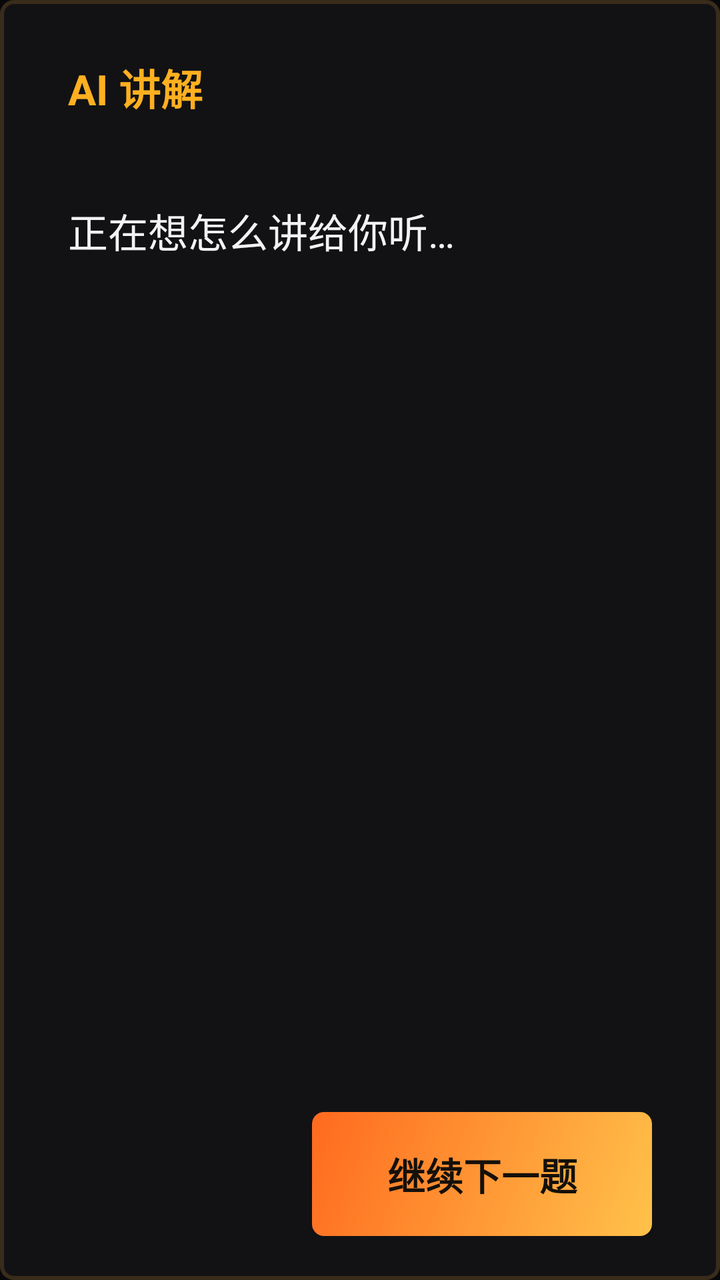
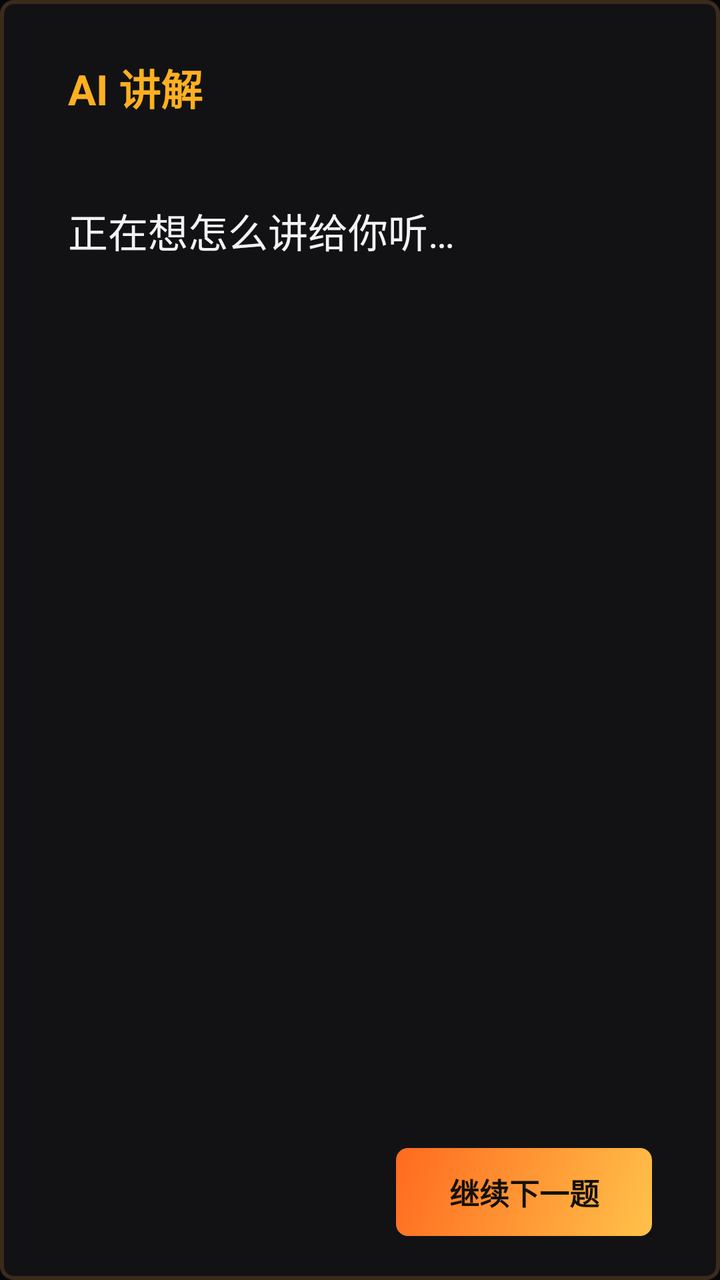

Two renders of the same Android screen: before a commit and after it. Below are the layout's source before the change and the commit's diff.
<!-- AndroidManifest.xml: application theme AppTheme -->
<!-- res/layout/dialog_ai.xml -->
<?xml version="1.0" encoding="utf-8"?>
<LinearLayout xmlns:android="http://schemas.android.com/apk/res/android"
    android:id="@+id/aiPanelRoot"
    android:layout_width="match_parent"
    android:layout_height="match_parent"
    android:background="@drawable/bg_dialog"
    android:orientation="vertical"
    android:paddingLeft="34dp"
    android:paddingTop="28dp"
    android:paddingRight="34dp"
    android:paddingBottom="22dp">

    <TextView
        android:id="@+id/tvAiTitle"
        android:layout_width="wrap_content"
        android:layout_height="wrap_content"
        android:text="AI 讲解"
        android:textColor="@color/accent"
        android:textSize="21sp"
        android:textStyle="bold" />

    <TextView
        android:id="@+id/tvAiMeta"
        android:layout_width="match_parent"
        android:layout_height="wrap_content"
        android:layout_marginTop="6dp"
        android:text=""
        android:textColor="@color/textSecondary"
        android:textSize="16sp" />

    <ScrollView
        android:id="@+id/aiScroll"
        android:layout_width="match_parent"
        android:layout_height="0dp"
        android:layout_weight="1"
        android:layout_marginTop="14dp"
        android:overScrollMode="never"
        android:scrollbars="none">

        <TextView
            android:id="@+id/tvAiBody"
            android:layout_width="match_parent"
            android:layout_height="wrap_content"
            android:lineSpacingExtra="7dp"
            android:minHeight="104dp"
            android:text="正在想怎么讲给你听…"
            android:textColor="@color/textPrimary"
            android:textSize="20sp" />
    </ScrollView>

    <TextView
        android:id="@+id/tvAiMore"
        android:layout_width="match_parent"
        android:layout_height="wrap_content"
        android:layout_marginTop="8dp"
        android:text="↓ 还有内容 · 按遥控器上下键翻看"
        android:textColor="@color/accent"
        android:textSize="15sp"
        android:visibility="gone" />

    <LinearLayout
        android:layout_width="match_parent"
        android:layout_height="wrap_content"
        android:layout_marginTop="18dp"
        android:gravity="right|center_vertical"
        android:orientation="horizontal">

        <Button
            android:id="@+id/btnAiRetry"
            style="@style/TvButton"
            android:layout_width="wrap_content"
            android:layout_height="wrap_content"
            android:minWidth="110dp"
            android:text="重试"
            android:visibility="gone" />

        <Button
            android:id="@+id/btnAiClose"
            style="@style/TvButtonPrimary"
            android:layout_width="wrap_content"
            android:layout_height="wrap_content"
            android:layout_marginLeft="14dp"
            android:minWidth="170dp"
            android:text="继续下一题" />
    </LinearLayout>
</LinearLayout>
<!-- resources referenced by this layout -->
<resources>
  <color name="accent">#FFB020</color>
  <color name="textPrimary">#F2F2F4</color>
  <color name="textSecondary">#9A9AA2</color>
  <!-- drawable bg_dialog (drawable) -->
  <?xml version="1.0" encoding="utf-8"?>
  <shape xmlns:android="http://schemas.android.com/apk/res/android" android:shape="rectangle">
      <solid android:color="@color/surfaceAlt" />
      <corners android:radius="6dp" />
      <stroke
          android:width="2dp"
          android:color="#3A2C1B" />
  </shape>
  <style name="TvButton" parent="@android:style/Widget.DeviceDefault.Button">
          <item name="android:background">@drawable/bg_option</item>
          <item name="android:textColor">@color/textPrimary</item>
          <item name="android:textSize">19sp</item>
          <item name="android:focusable">true</item>
          <item name="android:focusableInTouchMode">true</item>
          <item name="android:minHeight">62dp</item>
          <item name="android:minWidth">120dp</item>
          <item name="android:paddingLeft">22dp</item>
          <item name="android:paddingRight">22dp</item>
          <item name="android:textAllCaps">false</item>
          <item name="android:gravity">center</item>
      </style>
  <style name="TvButtonPrimary" parent="TvButton">
          <item name="android:background">@drawable/bg_button_primary</item>
          <item name="android:textColor">#14100A</item>
          <item name="android:textStyle">bold</item>
      </style>
  <style name="AppTheme" parent="@android:style/Theme.DeviceDefault.NoActionBar">
          <item name="android:windowBackground">@color/bgDeep</item>
          <item name="android:colorBackground">@color/bgDeep</item>
          <item name="android:windowContentOverlay">@null</item>
      </style>
  <color name="surfaceAlt">#121215</color>
  <!-- drawable bg_option (drawable) -->
  <?xml version="1.0" encoding="utf-8"?>
  <selector xmlns:android="http://schemas.android.com/apk/res/android">
      <item android:state_focused="true">
          <shape android:shape="rectangle">
              <solid android:color="@color/surfaceFocus" />
              <corners android:radius="6dp" />
              <stroke
                  android:width="2dp"
                  android:color="@color/strokeFocus" />
          </shape>
      </item>
      <item android:state_pressed="true">
          <shape android:shape="rectangle">
              <solid android:color="@color/surfaceFocus" />
              <corners android:radius="6dp" />
              <stroke
                  android:width="2dp"
                  android:color="@color/accent" />
          </shape>
      </item>
      <item>
          <shape android:shape="rectangle">
              <solid android:color="@color/surface" />
              <corners android:radius="6dp" />
              <stroke
                  android:width="2dp"
                  android:color="@color/stroke" />
          </shape>
      </item>
  </selector>
  <color name="bgDeep">#08080A</color>
  <color name="surfaceFocus">#2A2116</color>
  <color name="strokeFocus">#FFB020</color>
  <color name="surface">#16161A</color>
  <color name="stroke">#26262C</color>
  <color name="accentDeep">#FF6A1F</color>
  <color name="accentLight">#FFC24A</color>
  <!-- unchanged entries left out for length: 1 -->
</resources>

<!-- the commit's change to res/layout/dialog_ai.xml (unified diff, before → after) -->
@@ -48,16 +48,6 @@
             android:textSize="20sp" />
     </ScrollView>
 
-    <TextView
-        android:id="@+id/tvAiMore"
-        android:layout_width="match_parent"
-        android:layout_height="wrap_content"
-        android:layout_marginTop="8dp"
-        android:text="↓ 还有内容 · 按遥控器上下键翻看"
-        android:textColor="@color/accent"
-        android:textSize="15sp"
-        android:visibility="gone" />
-
     <LinearLayout
         android:layout_width="match_parent"
         android:layout_height="wrap_content"
@@ -65,13 +55,30 @@
         android:gravity="right|center_vertical"
         android:orientation="horizontal">
 
+        
+        <TextView
+            android:id="@+id/tvAiMore"
+            android:layout_width="0dp"
+            android:layout_height="wrap_content"
+            android:layout_weight="1"
+            android:gravity="left|center_vertical"
+            android:text="↓ 还有内容 · 按遥控器上下键翻看"
+            android:textColor="@color/accent"
+            android:textSize="15sp"
+            android:visibility="gone" />
+
+        
         <Button
             android:id="@+id/btnAiRetry"
             style="@style/TvButton"
             android:layout_width="wrap_content"
             android:layout_height="wrap_content"
-            android:minWidth="110dp"
+            android:minWidth="104dp"
+            android:minHeight="44dp"
+            android:paddingLeft="16dp"
+            android:paddingRight="16dp"
             android:text="重试"
+            android:textSize="15sp"
             android:visibility="gone" />
 
         <Button
@@ -79,8 +86,12 @@
             style="@style/TvButtonPrimary"
             android:layout_width="wrap_content"
             android:layout_height="wrap_content"
-            android:layout_marginLeft="14dp"
-            android:minWidth="170dp"
-            android:text="继续下一题" />
+            android:layout_marginLeft="12dp"
+            android:minWidth="128dp"
+            android:minHeight="44dp"
+            android:paddingLeft="16dp"
+            android:paddingRight="16dp"
+            android:text="继续下一题"
+            android:textSize="15sp" />
     </LinearLayout>
 </LinearLayout>
